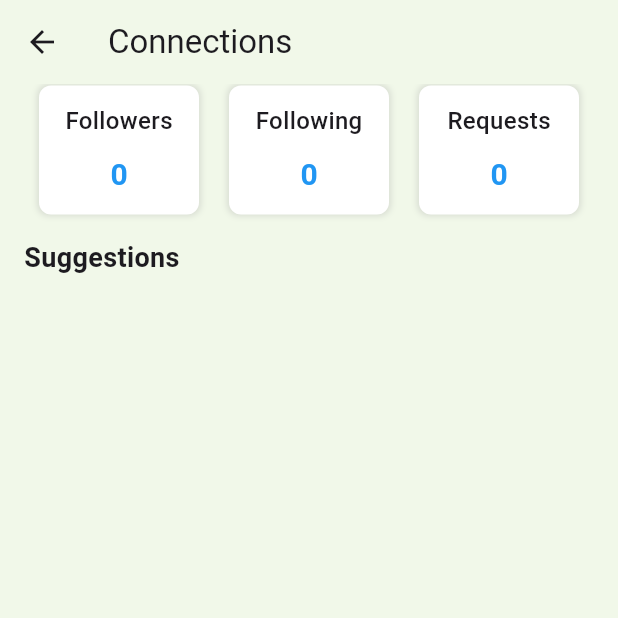
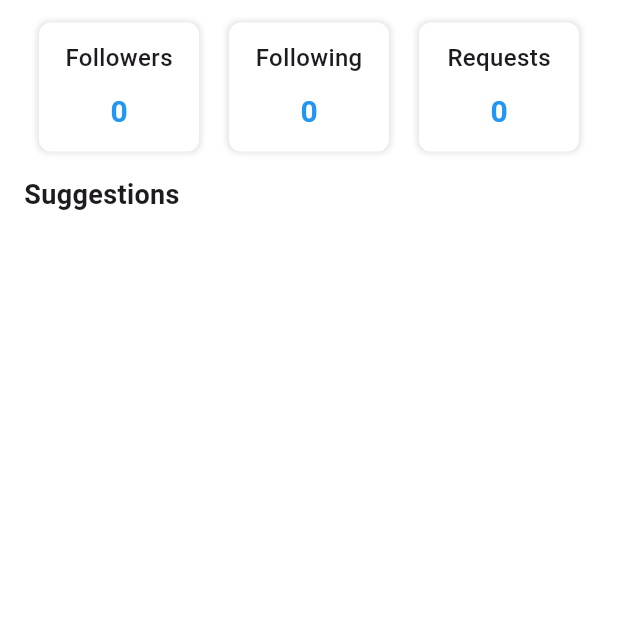
Before and after one commit to ShubhamG2004/AgroNex, a Flutter app: the ConnectionsPage screen opened directly, on a phone screen of 412 x 824 dp, the top half of it. Run offline on Flutter 3.47's test engine with Material 3 defaults, Android fonts, the phone set to English and light mode, and no system bars; our stand-ins replace cloud_firestore, dio, emoji_picker_flutter, file_picker, firebase_auth, firebase_core and 5 more; accounts and stored records are empty; network calls fail.

Commit message:
modified:   lib/Connections/ConnectionsPage.dart 	modified:   lib/homepage.dart

```diff
--- a/lib/Connections/ConnectionsPage.dart
+++ b/lib/Connections/ConnectionsPage.dart
@@ -260,19 +260,28 @@ class _ConnectionsPageState extends State<ConnectionsPage> {
         appBar: AppBar(
           title: Text('Connections'),
         ),
-
+        backgroundColor: Colors.white,
         body: Center(
-          child: CircularProgressIndicator(),
+          child: Padding(
+            padding: const EdgeInsets.all(16.0),
+            child: Column(
+              mainAxisAlignment: MainAxisAlignment.center,
+              children: [
+                CircularProgressIndicator(),
+                SizedBox(height: 20),
+                Text(
+                  'Loading...',
+                  style: TextStyle(fontSize: 16),
+                ),
+              ],
+            ),
+          ),
         ),
       );
     }
 
     return Scaffold(
-      appBar: AppBar(
-        title: Text('Connections'),
-        backgroundColor: Colors.lightGreen[50],
-      ),
-      backgroundColor: Colors.lightGreen[50] ,
+      backgroundColor: Colors.white,
       body: RefreshIndicator(
         onRefresh: fetchUsers,
         child: SingleChildScrollView(
@@ -285,19 +294,19 @@ class _ConnectionsPageState extends State<ConnectionsPage> {
                   children: [
                     Expanded(
                       child: Padding(
-                        padding: const EdgeInsets.fromLTRB(10.0, 1.0, 10.0, 0.0),
+                        padding: const EdgeInsets.fromLTRB(10.0, 15.0, 10.0, 0.0),
                         child: _buildStatCard('Followers', followersCount, isNavigable: true, followers: followers),
                       ),
                     ),
                     Expanded(
                       child: Padding(
-                        padding: const EdgeInsets.fromLTRB(10.0, 1.0, 10.0, 0.0),
+                        padding: const EdgeInsets.fromLTRB(10.0, 15.0, 10.0, 0.0),
                         child: _buildStatCard('Following', followingCount, isNavigable: true, followingUsers: followingUsers),
                       ),
                     ),
                     Expanded(
                       child: Padding(
-                        padding: const EdgeInsets.fromLTRB(10.0, 1.0, 10.0, 0.0),
+                        padding: const EdgeInsets.fromLTRB(10.0, 15.0, 10.0, 0.0),
                         child: _buildStatCard('Requests', followRequests.length, isNavigable: true, followRequests: followRequests),
                       ),
                     ),
@@ -401,9 +410,13 @@ class _ConnectionsPageState extends State<ConnectionsPage> {
       decoration: BoxDecoration(
         color: Colors.white,
         borderRadius: BorderRadius.circular(8.0),
+        border: Border.all(
+          color: Colors.grey, // Color of the border
+          width: 0.5, // Width of the border
+        ),
         boxShadow: [
           BoxShadow(
-            color: Colors.grey.withOpacity(0.3),
+            color: Colors.grey.withOpacity(0.2),
             spreadRadius: 1,
             blurRadius: 3,
           ),
--- a/lib/homepage.dart
+++ b/lib/homepage.dart
@@ -290,11 +290,12 @@ class _HomepageState extends State<Homepage> {
           ],
           currentIndex: _selectedIndex,
           selectedItemColor: Colors.green,
-          unselectedItemColor: Colors.grey,
+          unselectedItemColor: Colors.black54,
           onTap: _onItemTapped,
           type: BottomNavigationBarType.fixed, // To keep all items visible
           selectedFontSize: 12,
           unselectedFontSize: 10,
+          // unselectedLabelStyle: TextStyle(fontWeight: FontWeight.bold),
           selectedLabelStyle: TextStyle(fontWeight: FontWeight.bold), // bold
         ),
       ),
```
